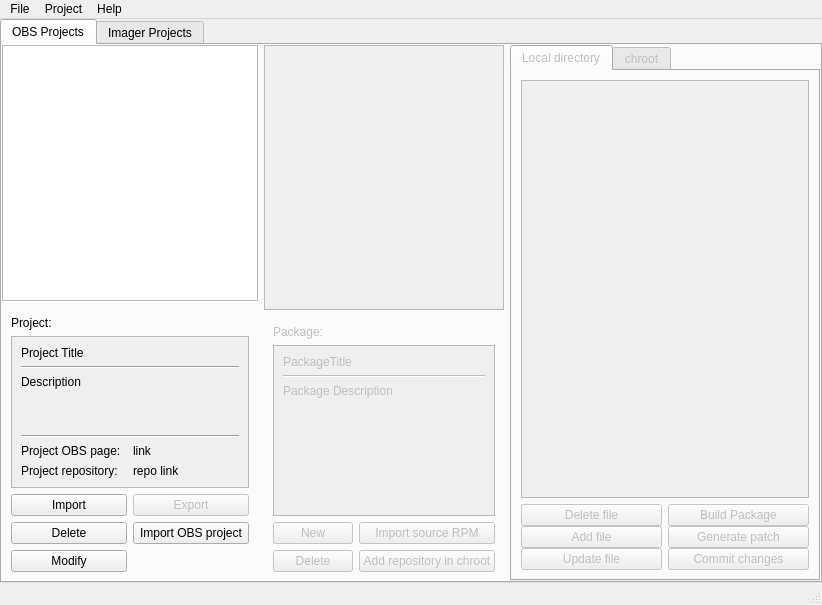
First picture: the form in src/ObsLightGui/ui/obsLightMain.ui, repository ronan22/obs-light, before the edit.
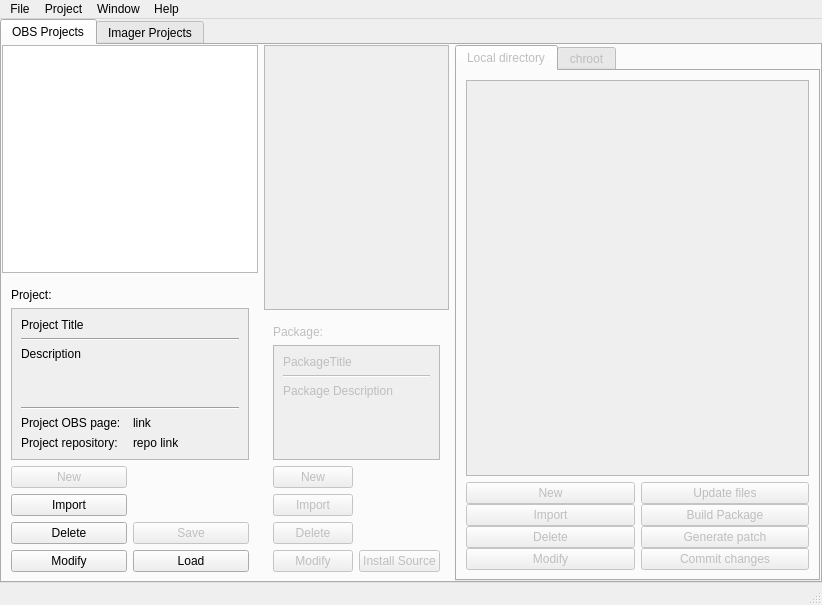
Second picture: the form after the edit.

```diff
--- a/src/ObsLightGui/ui/obsLightMain.ui
+++ b/src/ObsLightGui/ui/obsLightMain.ui
@@ -92,50 +92,20 @@
                  <string/>
                 </property>
                 <layout class="QGridLayout" name="gridLayout_9">
-                 <item row="6" column="0">
+                 <item row="7" column="0">
                   <widget class="QPushButton" name="modifyObsProjectButton">
                    <property name="text">
                     <string>Modify</string>
                    </property>
                   </widget>
                  </item>
-                 <item row="5" column="1">
-                  <widget class="QPushButton" name="newObsProjectButton">
-                   <property name="locale">
-                    <locale language="English" country="UnitedStates"/>
-                   </property>
-                   <property name="text">
-                    <string>Import OBS project</string>
-                   </property>
-                  </widget>
-                 </item>
-                 <item row="5" column="0">
+                 <item row="6" column="0">
                   <widget class="QPushButton" name="deleteObsProjectButton">
                    <property name="text">
                     <string>Delete</string>
                    </property>
                   </widget>
                  </item>
-                 <item row="4" column="0">
-                  <widget class="QPushButton" name="importObsProjectButton">
-                   <property name="enabled">
-                    <bool>true</bool>
-                   </property>
-                   <property name="text">
-                    <string>Import</string>
-                   </property>
-                  </widget>
-                 </item>
-                 <item row="4" column="1">
-                  <widget class="QPushButton" name="exportObsProjectButton">
-                   <property name="enabled">
-                    <bool>false</bool>
-                   </property>
-                   <property name="text">
-                    <string>Export</string>
-                   </property>
-                  </widget>
-                 </item>
                  <item row="2" column="0">
                   <widget class="QLabel" name="projectLabel">
                    <property name="text">
@@ -164,7 +134,7 @@
                       <x>0</x>
                       <y>0</y>
                       <width>242</width>
-                      <height>153</height>
+                      <height>134</height>
                      </rect>
                     </property>
                     <layout class="QGridLayout" name="gridLayout_2">
@@ -259,6 +229,46 @@
                    </widget>
                   </widget>
                  </item>
+                 <item row="4" column="0">
+                  <widget class="QPushButton" name="newProjectButton">
+                   <property name="enabled">
+                    <bool>false</bool>
+                   </property>
+                   <property name="text">
+                    <string>New</string>
+                   </property>
+                  </widget>
+                 </item>
+                 <item row="5" column="0">
+                  <widget class="QPushButton" name="newObsProjectButton">
+                   <property name="locale">
+                    <locale language="English" country="UnitedStates"/>
+                   </property>
+                   <property name="text">
+                    <string>Import</string>
+                   </property>
+                  </widget>
+                 </item>
+                 <item row="7" column="1">
+                  <widget class="QPushButton" name="loadObsProjectButton">
+                   <property name="enabled">
+                    <bool>true</bool>
+                   </property>
+                   <property name="text">
+                    <string>Load</string>
+                   </property>
+                  </widget>
+                 </item>
+                 <item row="6" column="1">
+                  <widget class="QPushButton" name="saveObsProjectButton">
+                   <property name="enabled">
+                    <bool>false</bool>
+                   </property>
+                   <property name="text">
+                    <string>Save</string>
+                   </property>
+                  </widget>
+                 </item>
                 </layout>
                </widget>
               </item>
@@ -310,34 +320,17 @@
                    </property>
                   </widget>
                  </item>
-                 <item row="4" column="1">
-                  <widget class="QPushButton" name="importRpmButton">
-                   <property name="enabled">
-                    <bool>false</bool>
-                   </property>
-                   <property name="text">
-                    <string>Import source RPM</string>
-                   </property>
-                  </widget>
-                 </item>
-                 <item row="7" column="0">
+                 <item row="8" column="0">
                   <widget class="QPushButton" name="deletePackageButton">
                    <property name="text">
                     <string>Delete</string>
                    </property>
                   </widget>
                  </item>
-                 <item row="4" column="0">
-                  <widget class="QPushButton" name="newPackageButton">
+                 <item row="5" column="0">
+                  <widget class="QPushButton" name="importPackageButton">
                    <property name="text">
-                    <string>New</string>
-                   </property>
-                  </widget>
-                 </item>
-                 <item row="7" column="1">
-                  <widget class="QPushButton" name="addRepoInChrootButton">
-                   <property name="text">
-                    <string>Add repository in chroot</string>
+                    <string>Import</string>
                    </property>
                   </widget>
                  </item>
@@ -354,8 +347,8 @@
                      <rect>
                       <x>0</x>
                       <y>0</y>
-                      <width>215</width>
-                      <height>180</height>
+                      <width>169</width>
+                      <height>126</height>
                      </rect>
                     </property>
                     <layout class="QVBoxLayout" name="verticalLayout_3">
@@ -403,6 +396,36 @@
                    </widget>
                   </widget>
                  </item>
+                 <item row="4" column="0">
+                  <widget class="QPushButton" name="newPackageButton">
+                   <property name="enabled">
+                    <bool>false</bool>
+                   </property>
+                   <property name="text">
+                    <string>New</string>
+                   </property>
+                  </widget>
+                 </item>
+                 <item row="9" column="0">
+                  <widget class="QPushButton" name="modifyPackageButton">
+                   <property name="enabled">
+                    <bool>false</bool>
+                   </property>
+                   <property name="text">
+                    <string>Modify</string>
+                   </property>
+                  </widget>
+                 </item>
+                 <item row="9" column="1">
+                  <widget class="QPushButton" name="importRpmButton">
+                   <property name="enabled">
+                    <bool>false</bool>
+                   </property>
+                   <property name="text">
+                    <string>Install Source</string>
+                   </property>
+                  </widget>
+                 </item>
                 </layout>
                </widget>
               </item>
@@ -434,7 +457,7 @@
                   <property name="margin">
                    <number>0</number>
                   </property>
-                  <item row="6" column="2">
+                  <item row="8" column="2">
                    <widget class="QPushButton" name="buildPackageButton">
                     <property name="enabled">
                      <bool>false</bool>
@@ -444,44 +467,67 @@
                     </property>
                    </widget>
                   </item>
-                  <item row="6" column="1">
-                   <widget class="QPushButton" name="deleteFileButton">
-                    <property name="text">
-                     <string>Delete file</string>
-                    </property>
-                   </widget>
-                  </item>
-                  <item row="8" column="1">
-                   <widget class="QPushButton" name="updateFileButton">
-                    <property name="enabled">
-                     <bool>false</bool>
-                    </property>
-                    <property name="text">
-                     <string>Update file</string>
-                    </property>
-                   </widget>
-                  </item>
-                  <item row="7" column="1">
-                   <widget class="QPushButton" name="addFileButton">
-                    <property name="text">
-                     <string>Add file</string>
-                    </property>
-                   </widget>
-                  </item>
-                  <item row="7" column="2">
+                  <item row="9" column="2">
                    <widget class="QPushButton" name="generatePatchButton">
                     <property name="text">
                      <string>Generate patch</string>
                     </property>
                    </widget>
                   </item>
-                  <item row="8" column="2">
+                  <item row="10" column="2">
                    <widget class="QPushButton" name="addAndCommitButton">
                     <property name="text">
                      <string>Commit changes</string>
                     </property>
                    </widget>
                   </item>
+                  <item row="6" column="1">
+                   <widget class="QPushButton" name="newFileButton">
+                    <property name="enabled">
+                     <bool>false</bool>
+                    </property>
+                    <property name="text">
+                     <string>New</string>
+                    </property>
+                   </widget>
+                  </item>
+                  <item row="9" column="1">
+                   <widget class="QPushButton" name="deleteFileButton">
+                    <property name="text">
+                     <string>Delete</string>
+                    </property>
+                   </widget>
+                  </item>
+                  <item row="8" column="1">
+                   <widget class="QPushButton" name="addFileButton">
+                    <property name="enabled">
+                     <bool>false</bool>
+                    </property>
+                    <property name="text">
+                     <string>Import</string>
+                    </property>
+                   </widget>
+                  </item>
+                  <item row="6" column="2">
+                   <widget class="QPushButton" name="updateFileButton">
+                    <property name="enabled">
+                     <bool>false</bool>
+                    </property>
+                    <property name="text">
+                     <string>Update files</string>
+                    </property>
+                   </widget>
+                  </item>
+                  <item row="10" column="1">
+                   <widget class="QPushButton" name="modifyFileButton">
+                    <property name="enabled">
+                     <bool>false</bool>
+                    </property>
+                    <property name="text">
+                     <string>Modify</string>
+                    </property>
+                   </widget>
+                  </item>
                  </layout>
                 </widget>
                </item>
@@ -498,7 +544,7 @@
                <item row="3" column="0">
                 <widget class="QWidget" name="widget_2" native="true">
                  <layout class="QGridLayout" name="gridLayout_14">
-                  <item row="1" column="0">
+                  <item row="2" column="0">
                    <widget class="QLabel" name="chrootLabel">
                     <property name="text">
                      <string>Chroot path:</string>
@@ -508,20 +554,27 @@
                     </property>
                    </widget>
                   </item>
-                  <item row="0" column="1">
+                  <item row="1" column="1">
                    <widget class="QPushButton" name="createChrootButton">
                     <property name="text">
                      <string>Create chroot</string>
                     </property>
                    </widget>
                   </item>
-                  <item row="1" column="1">
+                  <item row="2" column="1">
                    <widget class="QLineEdit" name="chrootPathLineEdit">
                     <property name="readOnly">
                      <bool>true</bool>
                     </property>
                    </widget>
                   </item>
+                  <item row="0" column="1">
+                   <widget class="QPushButton" name="addRepoInChrootButton">
+                    <property name="text">
+                     <string>Add repository in chroot</string>
+                    </property>
+                   </widget>
+                  </item>
                  </layout>
                 </widget>
                </item>
@@ -1069,8 +1122,16 @@
     </property>
     <addaction name="actionAbout"/>
    </widget>
+   <widget class="QMenu" name="menuWindow">
+    <property name="title">
+     <string>Window</string>
+    </property>
+    <addaction name="actionShow_Log"/>
+    <addaction name="actionConfig"/>
+   </widget>
    <addaction name="menuFile"/>
    <addaction name="menuProject"/>
+   <addaction name="menuWindow"/>
    <addaction name="menuHelp"/>
   </widget>
   <widget class="QStatusBar" name="mainStatusBar"/>
@@ -1119,6 +1180,16 @@
     <string>About Qt</string>
    </property>
   </action>
+  <action name="actionShow_Log">
+   <property name="text">
+    <string>Show Log</string>
+   </property>
+  </action>
+  <action name="actionConfig">
+   <property name="text">
+    <string>Show Config</string>
+   </property>
+  </action>
  </widget>
  <resources/>
  <connections>
```
